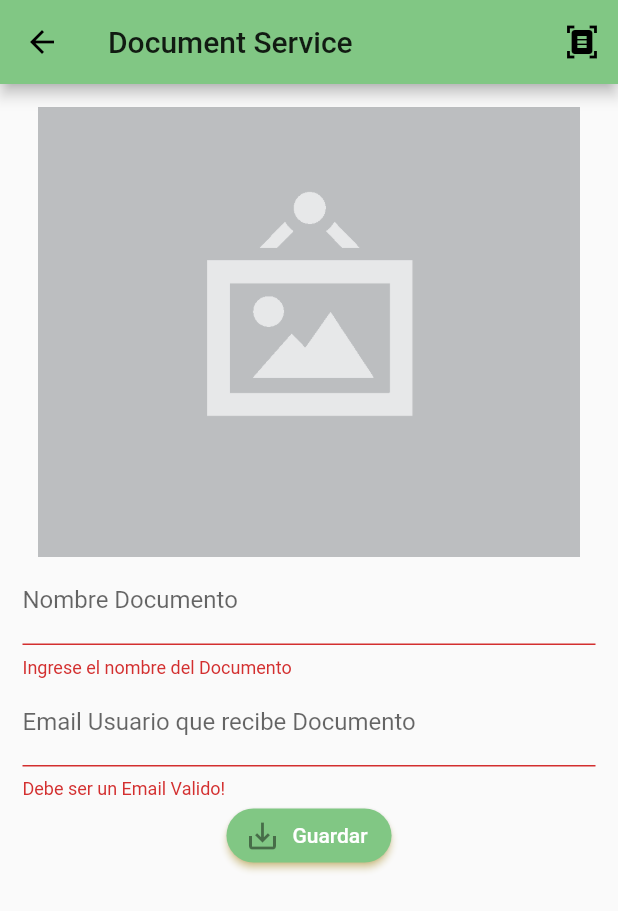
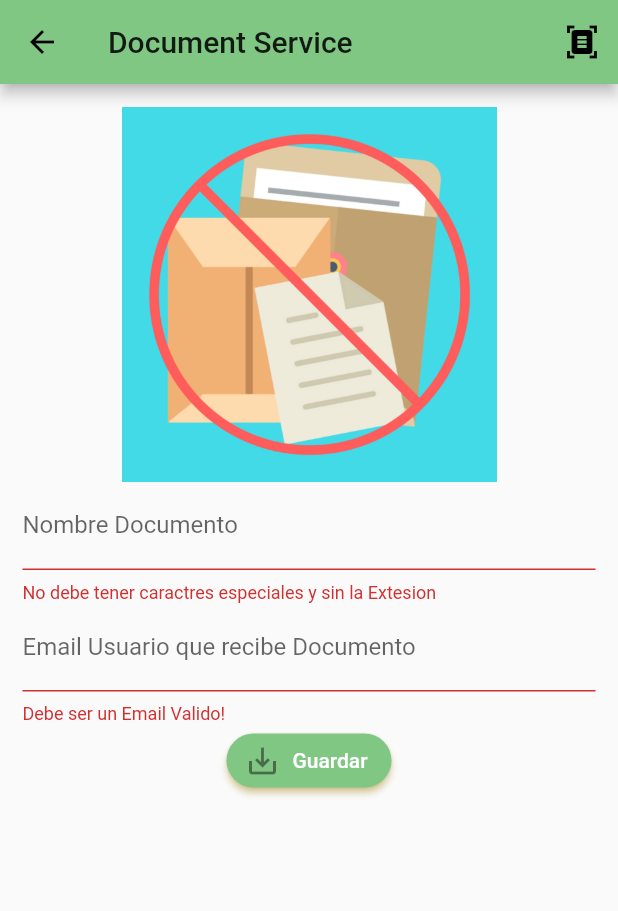
Before and after one commit to darwinuzcategui/qwebservice, a Flutter app: the DocumentPage screen opened by its route, after a tap on "Guardar", after a tap on the "document scanner" icon, on a phone screen of 412 x 824 dp. Shown: the top 911 px of the screen. Run offline on Flutter 3.47's test engine with Material 2 defaults, Android fonts, the phone set to English and light mode, and no system bars; our stand-ins replace file_picker, rxdart, shared_preferences; accounts and stored records are empty.

Commit message:
validacion nombre archivo y imagen de archivo enviado

```diff
--- a/lib/src/models/document_model.dart
+++ b/lib/src/models/document_model.dart
@@ -13,23 +13,27 @@ class DocumentModel {
   DocumentModel({
     this.nombreArchivo,
     this.emailUsuarioRecibe,
+    this.extensionArchivo,
     required this.archivo,
-   // this.archivo,
+    // this.archivo,
   });
 
   String? nombreArchivo = '';
   String? emailUsuarioRecibe = 'darwin.uzcategui1973@gmail.com';
+  String? extensionArchivo;
   List<int> archivo;
 
   factory DocumentModel.fromJson(Map<String, dynamic> json) => DocumentModel(
         nombreArchivo: json["nombreArchivo"],
         emailUsuarioRecibe: json["emailUsuarioRecibe"],
+        extensionArchivo: json["extensionArchivo"],
         archivo: List<int>.from(json["archivo"].map((x) => x)),
       );
 
   Map<String, dynamic> toJson() => {
         "nombreArchivo": nombreArchivo,
         "emailUsuarioRecibe": emailUsuarioRecibe,
+        "extensionArchivo": extensionArchivo,
         "archivo": List<dynamic>.from(archivo.map((x) => x)),
       };
 }
--- a/lib/src/pages/document_page.dart
+++ b/lib/src/pages/document_page.dart
@@ -1,6 +1,7 @@
 //import 'dart:async';
 //import 'dart:io';
 
+//import 'dart:js';
 import 'dart:typed_data';
 
 import 'package:flutter/material.dart';
@@ -10,6 +11,7 @@ import 'package:file_picker/file_picker.dart';
 import 'package:qwebdoc/src/models/document_model.dart';
 import 'package:qwebdoc/src/providers/documnet_provider.dart';
 import 'package:qwebdoc/src/utilis/utilis.dart' as utils;
+// import 'package:rxdart/streams.dart';
 
 class DocumentPage extends StatefulWidget {
   @override
@@ -48,7 +50,7 @@ class _DocumentPageState extends State<DocumentPage> {
                 _mostrarDocuments(),
                 _createNameFile(),
                 _createEmailUserWhoRecibeDocument(),
-                _createButton()
+                _createButton(context)
               ],
             ),
           ),
@@ -64,10 +66,10 @@ class _DocumentPageState extends State<DocumentPage> {
       decoration: InputDecoration(labelText: 'Nombre Documento'),
       onSaved: (value) => document.nombreArchivo = value,
       validator: (value) {
-        if (value!.length < 2) {
-          return 'Ingrese el nombre del Documento';
+        if (utils.isNombreArchivoSinExtesion(value!)) {
+          return null;
         } else {
-          return null;
+          return 'No debe tener caractres especiales y sin la Extesion';
         }
       },
     );
@@ -90,7 +92,7 @@ class _DocumentPageState extends State<DocumentPage> {
     );
   }
 
-  Widget _createButton() {
+  Widget _createButton(BuildContext context) {
     return ElevatedButton.icon(
       icon: Icon(
         Icons.save_alt,
@@ -98,6 +100,7 @@ class _DocumentPageState extends State<DocumentPage> {
         size: 24.0,
       ),
       label: Text('Guardar'),
+      //snapshot.hasData ? () => _login(bloc, context) : null,
       onPressed: _submit,
       style: ElevatedButton.styleFrom(
           primary: Colors.green.shade300,
@@ -108,7 +111,7 @@ class _DocumentPageState extends State<DocumentPage> {
     );
   }
 
-  void _submit() {
+  _submit() async {
     if (!formKey.currentState!.validate()) return;
 
     if (formKey.currentState!.validate()) {
@@ -118,19 +121,45 @@ class _DocumentPageState extends State<DocumentPage> {
       print(document.nombreArchivo);
       print(document.emailUsuarioRecibe);
       print(document.archivo);
-      documnetProvider.crearDocument(document);
+      print(document.extensionArchivo);
+      if (document.extensionArchivo == null) {
+        utils.showAlertQweb(context, "Falta carga archivo");
+        print("cargue archivo");
+
+        setState(() {});
+      }
+      if (document.extensionArchivo != null) {
+        //FocusScope.of(context).unfocus();
+        Map info = await documnetProvider.crearDocument(document);
+        //await userQwebProvider.userQweb(bloc.userNameQweb, bloc.passwordQwb);
+
+        if (info["ok"]) {
+          utils.showAlertQweb(context, "Todo OK excelente");
+          Navigator.pushReplacementNamed(context, 'home');
+        } else {
+          utils.showAlertQweb(context, info["mensaje"]);
+        }
+      }
+
+      // documnetProvider.crearDocument(document);
     }
   }
 
   Widget _mostrarDocuments() {
-    if (document.nombreArchivo != null) {
+    if (document.extensionArchivo != null) {
       // ignore: todo
       //TODO: voy hacer esto luego
-      return Container();
+      //return Container();
+      return Image(
+        //Constants.ASSETS_IMAGES + "logo.png", "logo.png",
+        image: AssetImage('assets/' + document.extensionArchivo! + '.png'),
+        height: 250.0,
+        fit: BoxFit.cover,
+      );
     } else {
       return Image(
-        image: AssetImage('assets/no-image.png'),
-        height: 300.0,
+        image: AssetImage('assets/no-document.png'),
+        height: 250.0,
         fit: BoxFit.cover,
       );
     }
@@ -141,7 +170,16 @@ class _DocumentPageState extends State<DocumentPage> {
     FilePickerResult? result = await FilePicker.platform.pickFiles(
       type: FileType.custom,
       withData: true,
-      allowedExtensions: ['docx', 'doc', 'xls', 'xlsx', 'pdf', 'txt', 'odt'],
+      allowedExtensions: [
+        'docx',
+        'doc',
+        'xls',
+        'xlsx',
+        'pdf',
+        'txt',
+        'odt',
+        'ods'
+      ],
     );
 
     if (result != null) {
@@ -150,6 +188,7 @@ class _DocumentPageState extends State<DocumentPage> {
       Uint8List? fileBytes = file.bytes;
       String? fileExtension = file.extension;
       document.archivo = fileBytes!;
+      document.extensionArchivo = fileExtension;
 
       //print(file.name);
       print(fileBytes);
--- a/lib/src/pages/login_page.dart
+++ b/lib/src/pages/login_page.dart
@@ -125,7 +125,7 @@ class LoginPage extends StatelessWidget {
         return TextButton(
           style: flatButtonStyle,
           onPressed: snapshot.hasData ? () => _login(bloc, context) : null,
-          child: Text('Ingrese'),
+          child: Text("Ingresar"),
         );
       },
     );
--- a/lib/src/utilis/utilis.dart
+++ b/lib/src/utilis/utilis.dart
@@ -1,5 +1,26 @@
 import 'package:flutter/material.dart';
 //import 'dart:async';
+
+bool isNombreArchivoSinExtesion(String s) {
+  if (s.isEmpty) return false;
+
+  // Pattern pattern = r'^[a-z0-9_-]{3,30}$/i';
+  ///^[a-z ,.'-]+$/i
+  //^([a-zA-Z]{2,}\s[a-zA-z]{1,}'?-?[a-zA-Z]{2,}\s?([a-zA-Z]{1,})?)
+  Pattern pattern = r'^[a-zA-Z0-9-_ ]{3,30}$';
+  // r'^(([^<>()[\]\\.,;:\s@\"]+(\.[^<>()[\]\\.,;:\s@\"]+)*)|(\".+\"))@((\[[0-9]{1,3}\.[0-9]{1,3}\.[0-9]{1,3}\.[0-9]{1,3}\])|(([a-zA-Z\-0-9]+\.)+[a-zA-Z]{2,}))$';
+  RegExp regExp = new RegExp(pattern as String);
+  /*
+    if (regExp.hasMatch(s)) {
+      return true;
+    } else {
+      return false;
+    }
+    */
+  print("expresion regular " + s);
+  print(regExp.hasMatch(s));
+  return (regExp.hasMatch(s)) ? true : false;
+}
 
 bool isEmailQweb(String s) {
   if (s.isEmpty) return false;
@@ -15,6 +36,7 @@ bool isEmailQweb(String s) {
       return false;
     }
     */
+
   return (regExp.hasMatch(s)) ? true : false;
 }
 
--- a/pubspec.yaml
+++ b/pubspec.yaml
@@ -41,9 +41,9 @@ dev_dependencies:
     sdk: flutter
 
 # For information on the generic Dart part of this file, see the
-# following page: https://dart.dev/tools/pub/pubspec
+# following page: https://dart.dev/tools/pub/pubspec............
 
-# The following section is specific to Flutter.
+# The following section is specific to Flutter.......
 flutter:
 
   # The following line ensures that the Material Icons font is
```
Also changed, not shown: lib/src/providers/documnet_provider.dart (+35 -16 lines), lib/src/providers/userQweb_provider.dart (+13 -3 lines), assets/doc.png (added), assets/docx.png (added), assets/no-document.png (added), assets/ods.png (added), assets/odt.png (added), assets/pdf.png (added), assets/txt.png (added), assets/xls.png (added), assets/xlsx.png (added), 2 other files.
